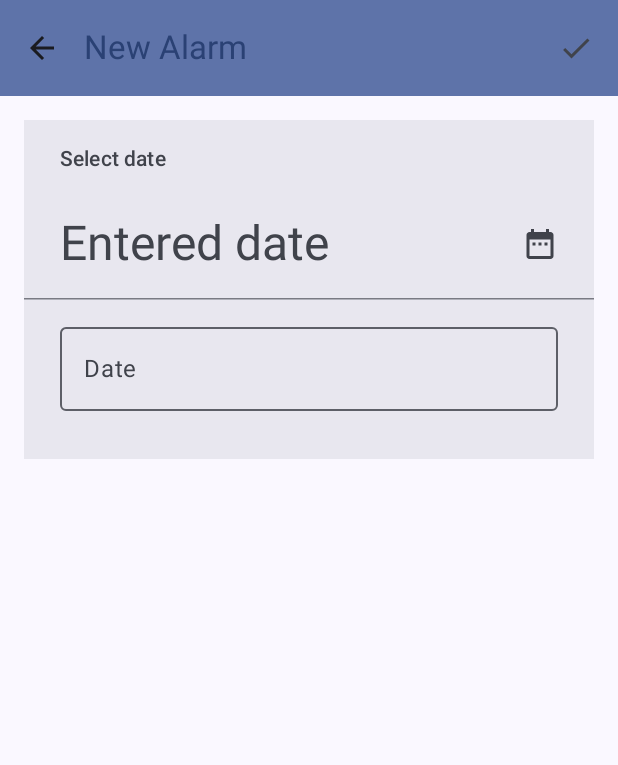
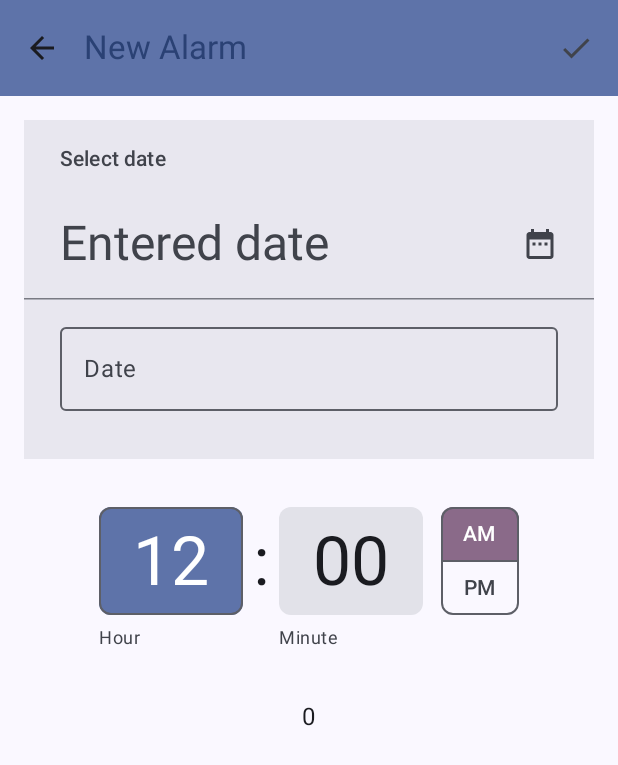
Before and after one commit to LOVELESSG/Cross_Clock, an Android app built with Jetpack Compose: the composable AddAlarm shown on its own in the app's theme, after a tap on an icon or button, on a phone screen of 412 x 824 dp. Shown: the top 765 px of the screen. Run offline under Robolectric (Android 15) with nearby library versions, the phone set to English and light mode, and no system bars; 2 other taps on this screen came first.

Commit message:
works on alarm add page

```diff
--- a/app/src/main/java/com/example/crossclock/ui/AlarmScreen.kt
+++ b/app/src/main/java/com/example/crossclock/ui/AlarmScreen.kt
@@ -1,10 +1,12 @@
 package com.example.crossclock.ui
 
-import android.util.Log
+import android.app.TimePickerDialog
+import android.text.Layout
 import androidx.activity.compose.BackHandler
 import androidx.compose.animation.animateColorAsState
 import androidx.compose.animation.core.animateFloatAsState
 import androidx.compose.foundation.background
+import androidx.compose.foundation.layout.Arrangement
 import androidx.compose.foundation.layout.Box
 import androidx.compose.foundation.layout.Column
 import androidx.compose.foundation.layout.PaddingValues
@@ -16,19 +18,16 @@ import androidx.compose.foundation.layout.padding
 import androidx.compose.foundation.layout.requiredWidth
 import androidx.compose.foundation.lazy.LazyColumn
 import androidx.compose.foundation.lazy.itemsIndexed
-import androidx.compose.foundation.shape.RoundedCornerShape
 import androidx.compose.material.icons.Icons
 import androidx.compose.material.icons.automirrored.filled.ArrowBack
 import androidx.compose.material.icons.filled.Add
-import androidx.compose.material.icons.filled.ArrowBack
-import androidx.compose.material.icons.filled.Check
 import androidx.compose.material.icons.filled.Delete
 import androidx.compose.material.icons.filled.Done
 import androidx.compose.material.icons.filled.Menu
-import androidx.compose.material3.Button
 import androidx.compose.material3.DatePicker
 import androidx.compose.material3.DismissDirection.*
 import androidx.compose.material3.DismissValue.*
+import androidx.compose.material3.DisplayMode
 import androidx.compose.material3.DrawerValue
 import androidx.compose.material3.ExperimentalMaterial3Api
 import androidx.compose.material3.FloatingActionButton
@@ -47,11 +46,14 @@ import androidx.compose.material3.Surface
 import androidx.compose.material3.SwipeToDismiss
 import androidx.compose.material3.Switch
 import androidx.compose.material3.Text
+import androidx.compose.material3.TimeInput
+import androidx.compose.material3.TimePicker
 import androidx.compose.material3.TopAppBar
 import androidx.compose.material3.TopAppBarDefaults
 import androidx.compose.material3.rememberDatePickerState
 import androidx.compose.material3.rememberDismissState
 import androidx.compose.material3.rememberDrawerState
+import androidx.compose.material3.rememberTimePickerState
 import androidx.compose.runtime.Composable
 import androidx.compose.runtime.getValue
 import androidx.compose.runtime.mutableStateListOf
@@ -255,8 +257,10 @@ fun AddAlarm(){
         {
             Column(
                 modifier = Modifier.fillMaxSize(),
+                horizontalAlignment = Alignment.CenterHorizontally
             ) {
-                val datePickerState = rememberDatePickerState(initialDisplayedMonthMillis = 1578096000000)
+                val datePickerState = rememberDatePickerState(initialDisplayMode = DisplayMode.Input)
+                val timePickerState = rememberTimePickerState()
                 TopAppBar(
                     colors = TopAppBarDefaults.topAppBarColors(
                         containerColor = MaterialTheme.colorScheme.primaryContainer,
@@ -280,7 +284,24 @@ fun AddAlarm(){
                         }
                     }
                 )
-                DatePicker(state = datePickerState, modifier = Modifier.padding(16.dp))
+
+                LazyColumn(
+                    verticalArrangement = Arrangement.Center,
+                    horizontalAlignment = Alignment.CenterHorizontally
+                ) {
+                    item {
+                        DatePicker(state = datePickerState, modifier = Modifier.padding(16.dp))
+                    }
+                    item {
+                        TimeInput(state = timePickerState, modifier = Modifier.padding(16.dp))
+                    }
+                }
+                Text(text = timePickerState.hour.toString())
+                /*DatePicker(state = datePickerState, modifier = Modifier.padding(16.dp))
+                TimePicker(state = timePickerState, modifier = Modifier.padding(16.dp))*/
+                /*Text(text = "selected date")
+                Text(text = "selected time")
+                Text(text = datePickerState.selectedDateMillis.toString())*/
             }
         }
     }
```
